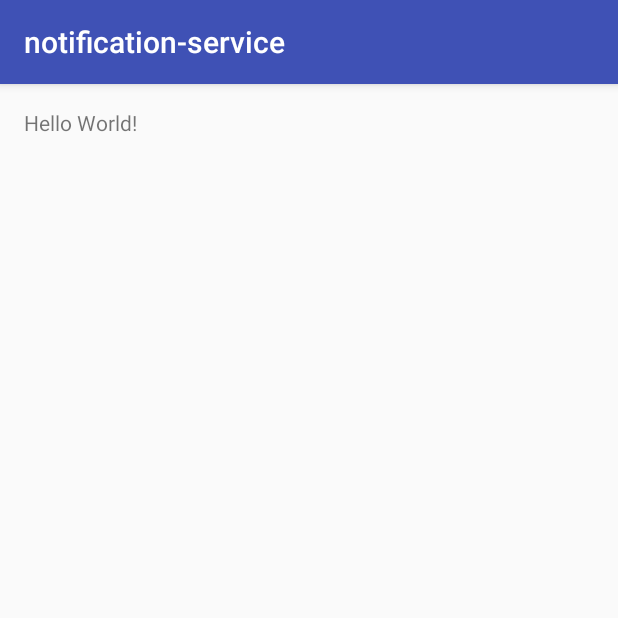
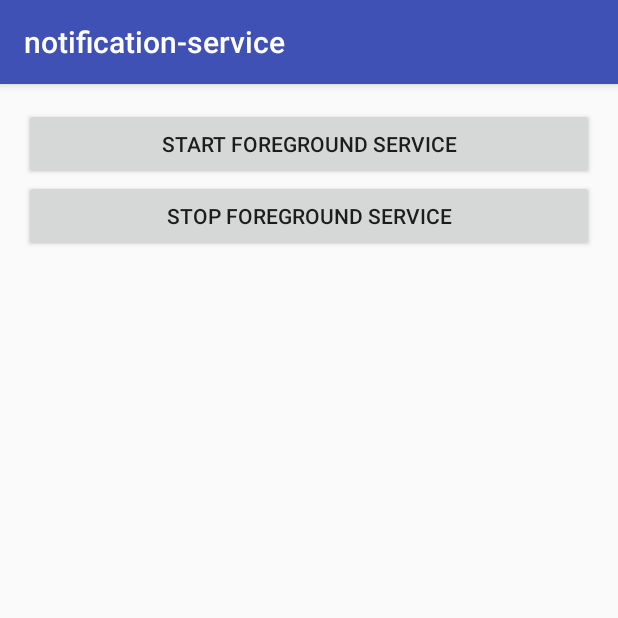
Before and after one commit to jbcuglietta/notification-service, an Android app: the screen it shows after launch (MainActivity), on a phone screen of 412 x 824 dp, the top half of it. Run offline under Robolectric (Android 15) with nearby library versions, the phone set to English and light mode, and no system bars.

Commit message:
simple persistent notification service, only the calling app can stop the service

```diff
--- a/app/src/main/java/com/example/jared/notification_service/MainActivity.java
+++ b/app/src/main/java/com/example/jared/notification_service/MainActivity.java
@@ -1,7 +1,13 @@
 package com.example.jared.notification_service;
 
+import android.app.Notification;
+import android.app.NotificationManager;
+import android.app.PendingIntent;
+import android.content.Intent;
 import android.support.v7.app.AppCompatActivity;
 import android.os.Bundle;
+import android.view.View;
+import android.widget.Button;
 
 public class MainActivity extends AppCompatActivity {
 
@@ -9,5 +15,34 @@ public class MainActivity extends AppCompatActivity {
     protected void onCreate(Bundle savedInstanceState) {
         super.onCreate(savedInstanceState);
         setContentView(R.layout.activity_main);
+
+        Button startBtn = (Button) findViewById(R.id.startForegroundBtn);
+        Button stopBtn = (Button) findViewById(R.id.stopForegroundBtn);
+        startBtn.setOnClickListener(onClickListener);
+        stopBtn.setOnClickListener(onClickListener);
+
+
+
+
     }
+
+    private View.OnClickListener onClickListener = new View.OnClickListener() {
+        @Override
+        public void onClick(View v) {
+            switch (v.getId()) {
+                case R.id.startForegroundBtn:
+                    Intent startIntent = new Intent(MainActivity.this,NotificationService.class);
+                    startIntent.setAction(CustomActions.START_FOREGROUND_SERVICE);
+                    startService(startIntent);
+                    break;
+                case R.id.stopForegroundBtn:
+                    Intent stopIntent = new Intent(MainActivity.this,NotificationService.class);
+                    stopIntent.setAction(CustomActions.STOP_FOREGROUND_SERVICE);
+                    startService(stopIntent);
+                    break;
+                default:
+                    break;
+            }
+        }
+    };
 }
--- a/app/src/main/res/layout/activity_main.xml
+++ b/app/src/main/res/layout/activity_main.xml
@@ -9,8 +9,19 @@
     android:paddingTop="@dimen/activity_vertical_margin"
     tools:context="com.example.jared.notification_service.MainActivity">
 
-    <TextView
-        android:layout_width="wrap_content"
+    <Button
+        android:layout_width="match_parent"
         android:layout_height="wrap_content"
-        android:text="Hello World!" />
+        android:text="Start Foreground Service"
+        android:id="@+id/startForegroundBtn"
+        android:layout_alignParentTop="true"
+        android:layout_centerHorizontal="true" />
+
+    <Button
+        android:layout_width="match_parent"
+        android:layout_height="wrap_content"
+        android:text="Stop Foreground Service"
+        android:id="@+id/stopForegroundBtn"
+        android:layout_below="@+id/startForegroundBtn"
+        android:layout_centerHorizontal="true" />
 </RelativeLayout>
```
Also changed, not shown: app/src/main/java/com/example/jared/notification_service/CustomActions.java (added, +13 -0 lines), app/src/main/java/com/example/jared/notification_service/NotificationService.java (+39 -2 lines), app/src/main/res/drawable/black_circle.png (added).
